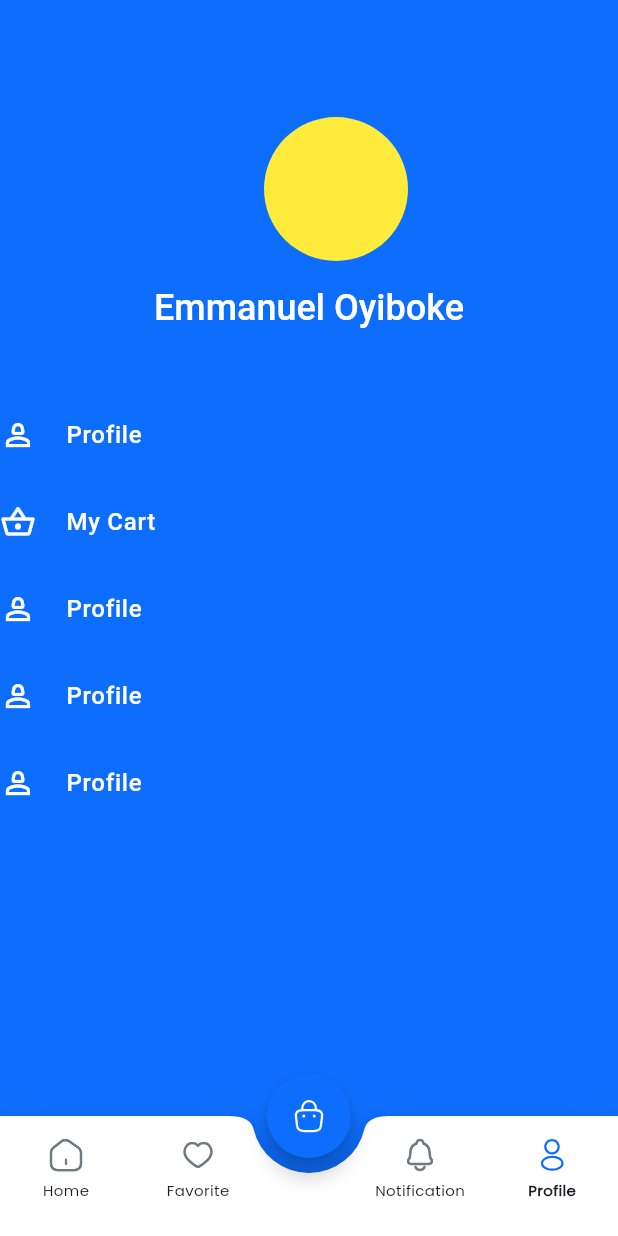
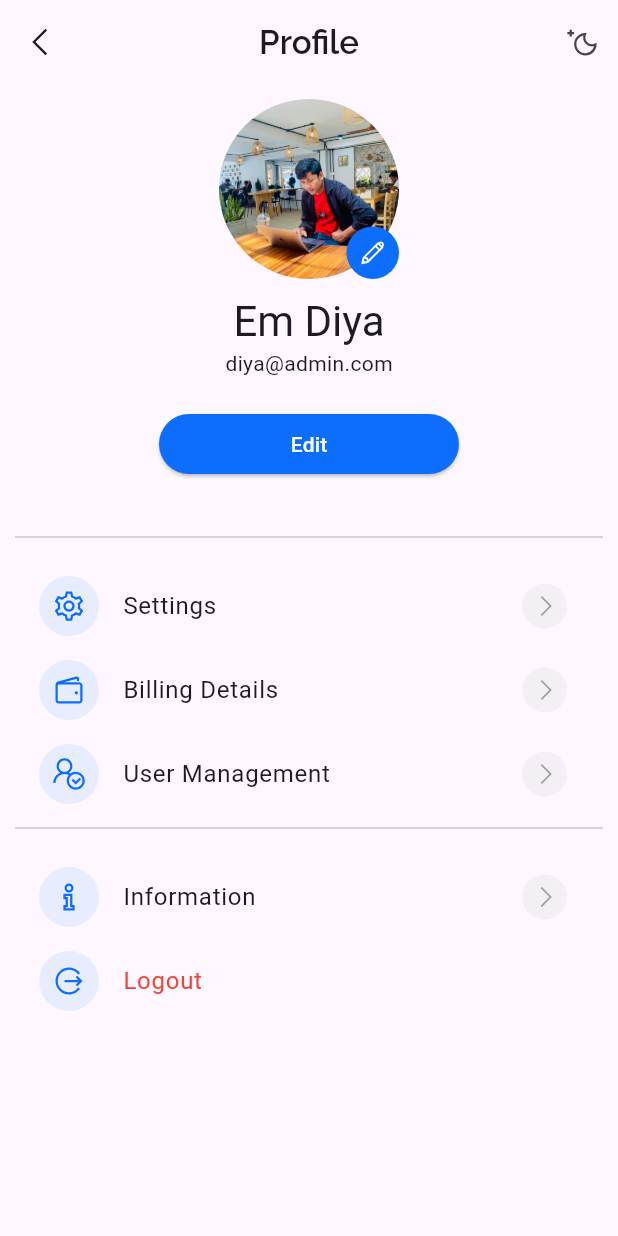
Before and after one commit to emdiya/diya_ecommerce, a Flutter app: the screen it shows after launch, item 4 of the bottom bar chosen, on a phone screen of 412 x 824 dp. Run offline on Flutter 3.47's test engine with Material 2 defaults, Android fonts, the phone set to English and light mode, and no system bars; our stand-ins replace carousel_slider, flutter_animate, flutter_svg, freezed_annotation, get, go_router and 2 more.

Commit message:
Update Profile

```diff
--- a/lib/config/go_route/app_pages.dart
+++ b/lib/config/go_route/app_pages.dart
@@ -2,8 +2,12 @@ import 'package:diya_ecomerce/config/go_route/app_routes.dart';
 import 'package:diya_ecomerce/config/go_route/routes/authorization.dart';
 import 'package:diya_ecomerce/config/go_route/routes/shell_route.dart';
 import 'package:diya_ecomerce/core/wolk_though/page/splash_screen.dart';
+import 'package:diya_ecomerce/utils/helper/extension/string_extension.dart';
 import 'package:flutter/material.dart';
 import 'package:go_router/go_router.dart';
+
+import '../../module/profile/page/profile_screen.dart';
+import '../../module/profile/page/updateprofile_screen.dart';
 
 final GlobalKey<NavigatorState> rootNavigatorKey =
     GlobalKey<NavigatorState>(debugLabel: 'root');
@@ -27,6 +31,27 @@ class AppPages {
         routes: const [],
       ),
       shellRoute,
+      //! RootRouter
+      GoRoute(
+        parentNavigatorKey: rootNavigatorKey,
+        path: Routes.PROFILE_SCREEN,
+        pageBuilder: (context, state) {
+          return const NoTransitionPage(
+            child: ProfileScreen(),
+          );
+        },
+        routes: [
+          GoRoute(
+            parentNavigatorKey: rootNavigatorKey,
+            path: Routes.UPDATE_SCREEN.removeFirst(),
+            pageBuilder: (context, state) {
+              return const NoTransitionPage(
+                child: UpdateProfileScreen(),
+              );
+            },
+          ),
+        ],
+      ),
       authorizationRouter,
     ],
   );
--- a/lib/config/go_route/app_routes.dart
+++ b/lib/config/go_route/app_routes.dart
@@ -9,6 +9,7 @@ abstract class Routes {
   static const FAVORITE_SCREEN = Paths.FAVORITE_SCREEN;
   static const NOTIFICATION_SCREEN = Paths.NOTIFICATION_SCREEN;
   static const PROFILE_SCREEN = Paths.PROFILE_SCREEN;
+  static const UPDATE_SCREEN = Paths.UPDATE_SCREEN;
 }
 
 abstract class Paths {
@@ -20,4 +21,5 @@ abstract class Paths {
   static const FAVORITE_SCREEN = '/favorite';
   static const NOTIFICATION_SCREEN = '/notification';
   static const PROFILE_SCREEN = '/profile';
+  static const UPDATE_SCREEN = '/update';
 }
--- a/lib/config/go_route/routes/shell_route.dart
+++ b/lib/config/go_route/routes/shell_route.dart
@@ -3,7 +3,6 @@ import 'package:diya_ecomerce/config/go_route/app_routes.dart';
 import 'package:diya_ecomerce/module/bottom_navigation_bar/page/bottom_navigation_bar_sreen.dart';
 import 'package:diya_ecomerce/module/favorite/page/favorite_screen.dart';
 import 'package:diya_ecomerce/module/home/page/home_screen.dart';
-import 'package:diya_ecomerce/module/profile/page/profile_screen.dart';
 import 'package:go_router/go_router.dart';
 
 import '../../../module/notification/page/notification_screen.dart';
@@ -18,28 +17,28 @@ final shellRoute = ShellRoute(
       parentNavigatorKey: shellNavigatorKey,
       path: Routes.HOME_SCREEN,
       pageBuilder: (context, state) {
-        return const NoTransitionPage(child: HomeScreen());
+        return const NoTransitionPage(
+          child: HomeScreen(),
+        );
       },
     ),
     GoRoute(
       parentNavigatorKey: shellNavigatorKey,
       path: Routes.FAVORITE_SCREEN,
       pageBuilder: (context, state) {
-        return const NoTransitionPage(child: FavoriteScreen());
+        return const NoTransitionPage(
+          child: FavoriteScreen(),
+        );
       },
     ),
     GoRoute(
       parentNavigatorKey: shellNavigatorKey,
       path: Routes.NOTIFICATION_SCREEN,
       pageBuilder: (context, state) {
-        return const NoTransitionPage(child: NotificationScreen());
+        return const NoTransitionPage(
+          child: NotificationScreen(),
+        );
       },
     ),
-    GoRoute(
-        parentNavigatorKey: shellNavigatorKey,
-        path: Routes.PROFILE_SCREEN,
-        pageBuilder: (context, state) {
-          return const NoTransitionPage(child: ProfileScreen());
-        }),
   ],
 );
--- a/lib/main.dart
+++ b/lib/main.dart
@@ -27,6 +27,7 @@ class MyApp extends StatelessWidget {
         title: 'Diya E-Comerce',
         theme: ThemeData(
           useMaterial3: true,
+          // appBarTheme: const AppBarTheme(color: Colors.transparent),
         ),
         locale: Get.locale,
         supportedLocales: S.delegate.supportedLocales,
--- a/lib/module/profile/page/profile_screen.dart
+++ b/lib/module/profile/page/profile_screen.dart
@@ -1,128 +1,164 @@
+import 'package:diya_ecomerce/config/go_route/app_routes.dart';
 import 'package:diya_ecomerce/constant/app_colors.dart';
+import 'package:diya_ecomerce/gen/fonts.gen.dart';
 import 'package:flutter/material.dart';
+import 'package:get/get.dart';
+import 'package:go_router/go_router.dart';
+import 'package:line_awesome_flutter/line_awesome_flutter.dart';
+
+import '../widget/custom_profilemenu.dart';
 
 class ProfileScreen extends StatelessWidget {
-  const ProfileScreen({super.key});
+  const ProfileScreen({Key? key}) : super(key: key);
 
   @override
   Widget build(BuildContext context) {
+    var isDark = MediaQuery.of(context).platformBrightness == Brightness.dark;
     return Scaffold(
-      backgroundColor: AppColor.primaryColor,
-      body: Column(
-        children: [
-          Padding(
-            padding: const EdgeInsets.only(top: 78, left: 36),
-            child: Container(
-              height: 96,
-              width: 96,
-              decoration: const BoxDecoration(
-                  shape: BoxShape.circle, color: Colors.yellow),
+      appBar: AppBar(
+        centerTitle: true,
+        leading: IconButton(
+          onPressed: () => context.go(Routes.HOME_SCREEN),
+          icon: const Icon(LineAwesomeIcons.angle_left),
+        ),
+        title: Text(
+          "Profile",
+          style: Theme.of(context).textTheme.titleLarge?.copyWith(
+                fontFamily: FontFamily.ralewaySemiBold,
               ),
         ),
-          const SizedBox(
-            height: 15,
-          ),
-          Text(
-            'Emmanuel Oyiboke',
-            style: Theme.of(context).textTheme.headlineSmall!.copyWith(
-                fontWeight: FontWeight.w500, color: AppColor.textWhite),
-          ),
-          const SizedBox(
-            height: 57,
-          ),
-          Row(
-            children: [
-              Icon(
-                Icons.person_2_outlined,
-                color: AppColor.textWhite,
-              ),
-              const SizedBox(
-                width: 20,
-              ),
-              Text(
-                'Profile',
-                style: Theme.of(context).textTheme.bodyLarge!.copyWith(
-                    color: AppColor.textWhite, fontWeight: FontWeight.w500),
-              )
+        actions: [
+          IconButton(
+              onPressed: () {},
+              icon: Icon(isDark ? LineAwesomeIcons.sun : LineAwesomeIcons.moon))
         ],
       ),
-          const SizedBox(
-            height: 34,
+      body: SingleChildScrollView(
+        child: Container(
+          padding: const EdgeInsets.all(10.0),
+          child: Column(
+            children: [
+              /// -- IMAGE
+              Stack(
+                children: [
+                  SizedBox(
+                    width: 120,
+                    height: 120,
+                    child: ClipRRect(
+                      borderRadius: BorderRadius.circular(100),
+                      child: const Image(
+                        image: AssetImage("assets/img/my_profile.jpeg"),
+                        fit: BoxFit.cover,
                       ),
-          Row(
-            children: [
-              Icon(
-                Icons.shopping_basket_outlined,
-                color: AppColor.textWhite,
                     ),
-              const SizedBox(
-                width: 20,
                   ),
-              Text(
-                'My Cart',
-                style: Theme.of(context).textTheme.bodyLarge!.copyWith(
-                    color: AppColor.textWhite, fontWeight: FontWeight.w500),
-              )
+                  Positioned(
+                    bottom: 0,
+                    right: 0,
+                    child: Container(
+                      width: 35,
+                      height: 35,
+                      decoration: BoxDecoration(
+                          borderRadius: BorderRadius.circular(100),
+                          color: AppColor.primaryColor),
+                      child: const Icon(
+                        LineAwesomeIcons.alternate_pencil,
+                        color: Colors.white,
+                        size: 20,
+                      ),
+                    ),
+                  ),
                 ],
               ),
-          const SizedBox(
-            height: 34,
+              const SizedBox(height: 10),
+              Text("Em Diya",
+                  style: Theme.of(context).textTheme.headlineMedium),
+              Text("diya@admin.com",
+                  style: Theme.of(context).textTheme.bodyMedium),
+              const SizedBox(height: 20),
+
+              /// -- BUTTON
+              SizedBox(
+                width: 200,
+                child: ElevatedButton(
+                  onPressed: () {
+                    context.go(Routes.PROFILE_SCREEN + Routes.UPDATE_SCREEN);
+                  },
+                  style: ElevatedButton.styleFrom(
+                      backgroundColor: AppColor.primaryColor,
+                      side: BorderSide.none,
+                      shape: const StadiumBorder()),
+                  child: Text(
+                    "Edit",
+                    style: TextStyle(color: AppColor.textWhite),
                   ),
-          Row(
-            children: [
-              Icon(
-                Icons.person_2_outlined,
-                color: AppColor.textWhite,
                 ),
-              const SizedBox(
-                width: 20,
               ),
-              Text(
-                'Profile',
-                style: Theme.of(context).textTheme.bodyLarge!.copyWith(
-                    color: AppColor.textWhite, fontWeight: FontWeight.w500),
-              )
+              const SizedBox(height: 30),
+              const Divider(),
+              const SizedBox(height: 10),
+
+              //! -- MENU
+              ProfileMenuWidget(
+                title: "Settings",
+                icon: LineAwesomeIcons.cog,
+                onPress: () {
+                  debugPrint("----------> is click Setting");
+                },
+              ),
+              ProfileMenuWidget(
+                title: "Billing Details",
+                icon: LineAwesomeIcons.wallet,
+                onPress: () {
+                  debugPrint("----------> is click Setting");
+                },
+              ),
+              ProfileMenuWidget(
+                title: "User Management",
+                icon: LineAwesomeIcons.user_check,
+                onPress: () {
+                  debugPrint("----------> is click Setting");
+                },
+              ),
+              const Divider(),
+              const SizedBox(height: 10),
+              ProfileMenuWidget(
+                title: "Information",
+                icon: LineAwesomeIcons.info,
+                onPress: () {
+                  debugPrint("----------> is click Setting");
+                },
+              ),
+              ProfileMenuWidget(
+                  title: "Logout",
+                  icon: LineAwesomeIcons.alternate_sign_out,
+                  textColor: Colors.red,
+                  endIcon: false,
+                  onPress: () {
+                    debugPrint("----------> is Click Logout");
+                    Get.defaultDialog(
+                      title: "LOGOUT",
+                      titleStyle: const TextStyle(fontSize: 20),
+                      content: const Padding(
+                        padding: EdgeInsets.symmetric(vertical: 15.0),
+                        child: Text("Are you sure, you want to Logout?"),
+                      ),
+                      confirm: Expanded(
+                        child: ElevatedButton(
+                          onPressed: () => debugPrint("-----------> is Logout"),
+                          style: ElevatedButton.styleFrom(
+                              backgroundColor: Colors.redAccent,
+                              side: BorderSide.none),
+                          child: const Text("Yes"),
+                        ),
+                      ),
+                      cancel: OutlinedButton(
+                          onPressed: () => Get.back(), child: const Text("No")),
+                    );
+                  }),
             ],
           ),
-          const SizedBox(
-            height: 34,
         ),
-          Row(
-            children: [
-              Icon(
-                Icons.person_2_outlined,
-                color: AppColor.textWhite,
-              ),
-              const SizedBox(
-                width: 20,
-              ),
-              Text(
-                'Profile',
-                style: Theme.of(context).textTheme.bodyLarge!.copyWith(
-                    color: AppColor.textWhite, fontWeight: FontWeight.w500),
-              )
-            ],
-          ),
-          const SizedBox(
-            height: 34,
-          ),
-          Row(
-            children: [
-              Icon(
-                Icons.person_2_outlined,
-                color: AppColor.textWhite,
-              ),
-              const SizedBox(
-                width: 20,
-              ),
-              Text(
-                'Profile',
-                style: Theme.of(context).textTheme.bodyLarge!.copyWith(
-                    color: AppColor.textWhite, fontWeight: FontWeight.w500),
-              )
-            ],
-          )
-        ],
       ),
     );
   }
--- /dev/null
+++ b/lib/module/profile/widget/custom_profilemenu.dart
@@ -0,0 +1,55 @@
+import 'package:diya_ecomerce/constant/app_colors.dart';
+import 'package:flutter/material.dart';
+import 'package:line_awesome_flutter/line_awesome_flutter.dart';
+
+class ProfileMenuWidget extends StatelessWidget {
+  const ProfileMenuWidget({
+    Key? key,
+    required this.title,
+    required this.icon,
+    required this.onPress,
+    this.endIcon = true,
+    this.textColor,
+  }) : super(key: key);
+
+  final String title;
+  final IconData icon;
+  final VoidCallback onPress;
+  final bool endIcon;
+  final Color? textColor;
+
+  @override
+  Widget build(BuildContext context) {
+    var isDark = MediaQuery.of(context).platformBrightness == Brightness.dark;
+    var iconColor = isDark ? Colors.primaries : Colors.tealAccent;
+
+    return ListTile(
+      onTap: onPress,
+      leading: Container(
+        width: 40,
+        height: 40,
+        decoration: BoxDecoration(
+          borderRadius: BorderRadius.circular(100),
+          color: Colors.blue.withOpacity(0.1),
+        ),
+        child: Icon(icon, color: AppColor.primaryColor),
+      ),
+      title: Text(
+        title,
+        style: Theme.of(context).textTheme.bodyLarge?.apply(color: textColor),
+      ),
+      trailing: endIcon
+          ? Container(
+              width: 30,
+              height: 30,
+              decoration: BoxDecoration(
+                borderRadius: BorderRadius.circular(100),
+                color: Colors.grey.withOpacity(0.1),
+              ),
+              child: const Icon(LineAwesomeIcons.angle_right,
+                  size: 18.0, color: Colors.grey),
+            )
+          : null,
+    );
+  }
+}
--- a/lib/utils/widget/custom_appbar.dart
+++ b/lib/utils/widget/custom_appbar.dart
@@ -18,9 +18,10 @@ PreferredSizeWidget customAppbar({
   final Function()? onTapAction,
   final double? toolbarHeight,
   final String? iconAction,
+  final bool? automaticallyImplyLeading,
 }) {
   return AppBar(
-    // automaticallyImplyLeading: false,
+    automaticallyImplyLeading: automaticallyImplyLeading ?? false,
     backgroundColor: bacbackgroundColor,
     leading: Padding(
       padding: const EdgeInsets.only(left: 20),
--- a/pubspec.yaml
+++ b/pubspec.yaml
@@ -53,6 +53,7 @@ dependencies:
   smooth_page_indicator: ^1.1.0
   flutter_launcher_icons: ^0.13.1
   rive: ^0.11.3
+  line_awesome_flutter: ^2.0.0
 
 
 flutter_launcher_icons:
@@ -119,6 +120,7 @@ flutter:
     - assets/svg/
     - assets/svg/bottom_navigation_bar/
     - assets/svg/home/
+    - assets/svg/profile/
 
   # An image asset can refer to one or more resolution-specific "variants", see
   # https://flutter.dev/assets-and-images/#resolution-aware
```
Also changed, not shown: lib/module/profile/page/updateprofile_screen.dart (added, +155 -0 lines), assets/img/my_profile.jpeg (added), assets/svg/no_image.svg (added), assets/svg/profile/camera.svg (added), lib/config/go_route/routes/root_route.dart (added), pubspec.lock, 4 other files. Lines whose indentation alone changed are shown as unchanged.
